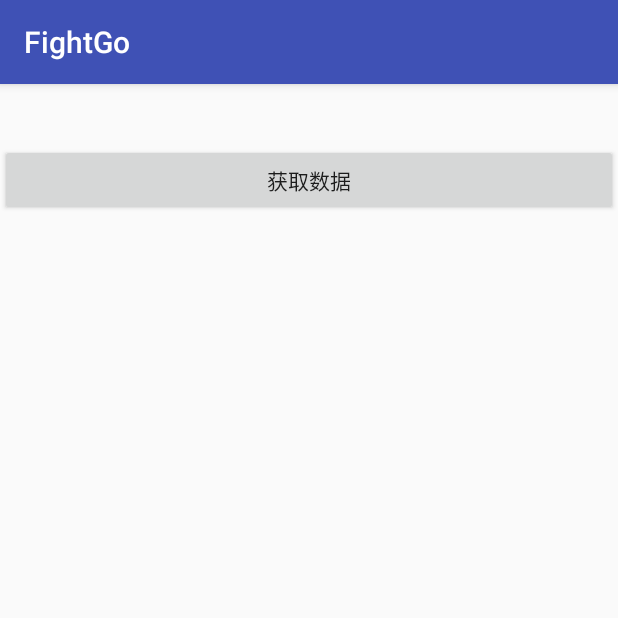
After one commit to Herbert-Keys/FightGo, an Android app: the AidlActivity screen opened directly, with no data from a screen before it, on a phone screen of 412 x 824 dp, the top half of it. The commit adds this screen. Run offline under Robolectric (Android 15) with nearby library versions, the phone set to English and light mode, and no system bars; our stand-ins replace ButterKnife; 1 statement that could not run was skipped.

Commit message:
2018.4.21 17:48

```diff
--- a/app/build.gradle
+++ b/app/build.gradle
@@ -12,7 +12,7 @@ android {
         vectorDrawables.useSupportLibrary = true
         ndk {
             //选择要添加的对应cpu类型的.so库。
-            abiFilters 'armeabi' ,'x86', 'x86_64', 'armeabi-v7a'
+            abiFilters 'armeabi', 'x86', 'x86_64', 'armeabi-v7a'
             // 还可以添加 'x86', 'x86_64', 'mips', 'mips64', 'armeabi-v7a', 'arm64-v8a'
         }
         manifestPlaceholders = [
--- a/app/src/main/java/com/example/herbert/fightgo/MainActivity.java
+++ b/app/src/main/java/com/example/herbert/fightgo/MainActivity.java
@@ -38,6 +38,7 @@ import com.example.herbert.fightgo.activity.ScrollingActivity;
 import com.example.herbert.fightgo.activity.TabLayoutActivity;
 import com.example.herbert.fightgo.activity.UmengShareActivity;
 import com.example.herbert.fightgo.adapter.MyRecyclerViewAdapter;
+import com.example.herbert.fightgo.bean.AidlActivity;
 
 import java.util.ArrayList;
 import java.util.List;
@@ -122,6 +123,9 @@ public class MainActivity extends AppCompatActivity
                     case "MarqueeActivity":
                         startActivity(new Intent(MainActivity.this, MarqueeActivity.class));
                         break;
+                    case "AidlActivity":
+                        startActivity(new Intent(MainActivity.this, AidlActivity.class));
+                        break;
                 }
             }
 
@@ -158,6 +162,7 @@ public class MainActivity extends AppCompatActivity
         data.add(new RecyclerItemModel("UmengShareActivity",R.mipmap.red));
         data.add(new RecyclerItemModel("JPushActivity",R.mipmap.green));
         data.add(new RecyclerItemModel("MarqueeActivity",R.mipmap.yellow));
+        data.add(new RecyclerItemModel("AidlActivity",R.mipmap.black));
     }
 
     @Override
--- /dev/null
+++ b/app/src/main/java/com/example/herbert/fightgo/bean/AidlActivity.java
@@ -0,0 +1,63 @@
+package com.example.herbert.fightgo.bean;
+
+import android.content.ComponentName;
+import android.content.Intent;
+import android.content.ServiceConnection;
+import android.os.Bundle;
+import android.os.IBinder;
+import android.os.RemoteException;
+import android.support.v7.app.AppCompatActivity;
+import android.widget.Button;
+import android.widget.TextView;
+
+import com.example.herbert.fightgo.IMyAidlI;
+import com.example.herbert.fightgo.R;
+
+import java.util.List;
+
+import butterknife.BindView;
+import butterknife.ButterKnife;
+import butterknife.OnClick;
+
+public class AidlActivity extends AppCompatActivity {
+
+    @BindView(R.id.tv_aidl)
+    TextView tvAidl;
+    @BindView(R.id.bt_aidl)
+
+    Button btAidl;
+    IMyAidlI myAidlI;
+    ServiceConnection connection = new ServiceConnection() {
+        @Override
+        public void onServiceConnected(ComponentName componentName, IBinder iBinder) {
+            myAidlI = IMyAidlI.Stub.asInterface(iBinder);
+        }
+
+        @Override
+        public void onServiceDisconnected(ComponentName componentName) {
+            myAidlI = null;
+        }
+    };
+
+    @Override
+    protected void onCreate(Bundle savedInstanceState) {
+        super.onCreate(savedInstanceState);
+        setContentView(R.layout.activity_aidl);
+        ButterKnife.bind(this);
+        Intent intent = new Intent(this, MyAidlService.class);
+        bindService(intent, connection, BIND_AUTO_CREATE);
+
+    }
+
+    @OnClick(R.id.bt_aidl)
+    public void onViewClicked() {
+        Person person=new Person("张三",18);
+        try {
+            myAidlI.addPerson(person);
+            List<Person> personList = myAidlI.getPersonList();
+            tvAidl.setText(personList.toString());
+        } catch (RemoteException e) {
+            e.printStackTrace();
+        }
+    }
+}
--- /dev/null
+++ b/app/src/main/res/layout/activity_aidl.xml
@@ -0,0 +1,20 @@
+<?xml version="1.0" encoding="utf-8"?>
+<LinearLayout xmlns:android="http://schemas.android.com/apk/res/android"
+    xmlns:app="http://schemas.android.com/apk/res-auto"
+    xmlns:tools="http://schemas.android.com/tools"
+    android:layout_width="match_parent"
+    android:layout_height="match_parent"
+    android:orientation="vertical"
+    tools:context="com.example.herbert.fightgo.bean.AidlActivity">
+    <TextView
+        android:id="@+id/tv_aidl"
+        android:layout_width="match_parent"
+        android:layout_height="wrap_content"
+        android:minHeight="40dp"/>
+    <Button
+        android:id="@+id/bt_aidl"
+        android:gravity="center"
+        android:layout_width="match_parent"
+        android:layout_height="wrap_content"
+        android:text="获取数据"/>
+</LinearLayout>
```
Also changed, not shown: app/src/main/AndroidManifest.xml (+9 -1 lines), app/src/main/java/com/example/herbert/fightgo/aidl/Book.java (deleted, +0 -63 lines), app/src/main/java/com/example/herbert/fightgo/bean/MyAidlService.java (added, +38 -0 lines), app/src/main/java/com/example/herbert/fightgo/bean/Person.java (added, +60 -0 lines), app/src/main/aidl/com/example/herbert/fightgo/IMyAidlI.aidl (added), app/src/main/aidl/com/example/herbert/fightgo/bean/Person.aidl (added).
